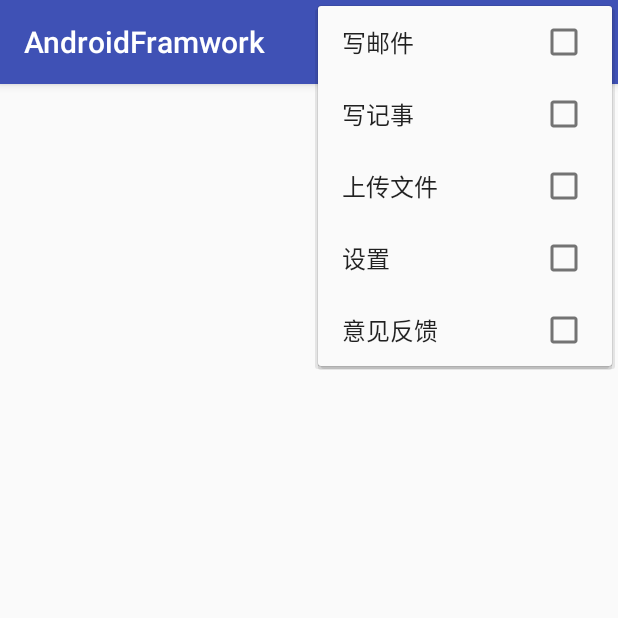
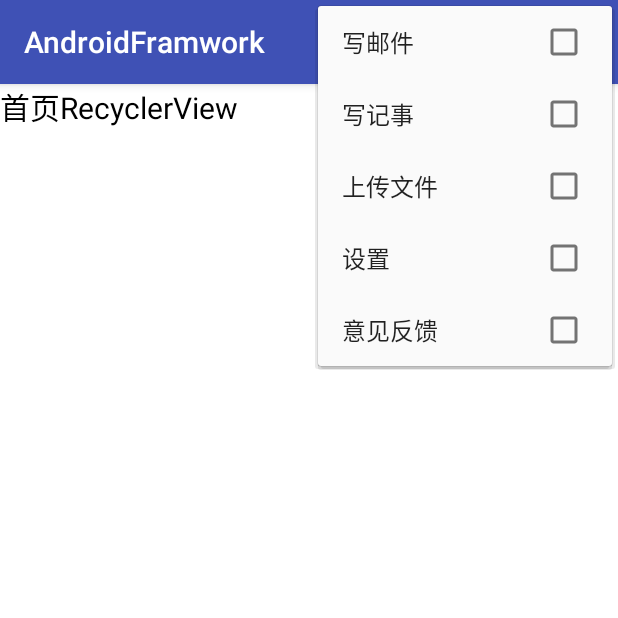
Before and after one commit to LongZhaoZhan/AndroidFramwork, an Android app: the screen it shows after launch (MainActivity), with the options menu open, on a phone screen of 412 x 824 dp, the top half of it. Run offline under Robolectric (Android 15) with nearby library versions, the phone set to English and light mode, and no system bars.

Commit message:
架构修改

```diff
--- a/app/src/main/java/framwork/zl/com/androidframwork/baseframwork/BaseActivity.java
+++ b/app/src/main/java/com/zl/framwork/baseframwork/BaseActivity.java
@@ -1,4 +1,4 @@
-package framwork.zl.com.androidframwork.baseframwork;
+package com.zl.framwork.baseframwork;
 
 import android.content.Context;
 import android.os.Bundle;
--- a/app/src/main/java/framwork/zl/com/androidframwork/baseframwork/MainActivity.java
+++ b/app/src/main/java/com/zl/framwork/baseframwork/MainActivity.java
@@ -1,14 +1,18 @@
-package framwork.zl.com.androidframwork.baseframwork;
+package com.zl.framwork.baseframwork;
 
+import android.app.FragmentManager;
+import android.app.FragmentTransaction;
 import android.os.Bundle;
 import android.view.Menu;
 import android.view.MenuItem;
+import android.view.View;
 import android.view.Window;
 import android.widget.Toast;
 
+import com.zl.framwork.R;
+import com.zl.framwork.ui.HomePageFragment;
+
 import java.lang.reflect.Method;
-
-import framwork.zl.com.androidframwork.R;
 
 /**
  * 邮件首页
@@ -18,9 +22,17 @@ public class MainActivity extends BaseActivity {
     @Override
     protected void onCreate(Bundle savedInstanceState) {
         super.onCreate(savedInstanceState);
+
+//        requestWindowFeature(Window.FEATURE_NO_TITLE);
+
+
         setContentView(R.layout.activity_main);
 
-
+        FragmentManager fragmentManager = getFragmentManager();
+        FragmentTransaction fragmentTransaction = fragmentManager.beginTransaction();
+        HomePageFragment fragment = new HomePageFragment();
+        fragmentTransaction.add(R.id.content,fragment);
+        fragmentTransaction.commit();
 
 
     }
@@ -62,9 +74,6 @@ public class MainActivity extends BaseActivity {
             case R.id.write_email:
                 //点击写邮件menu，跳转到编写邮件界面
                 Toast.makeText(mContext,"show"+item.getTitle(),Toast.LENGTH_SHORT).show();
-
-
-
                 break;
         }
         return super.onOptionsItemSelected(item);
--- a/app/src/main/java/framwork/zl/com/androidframwork/baseframwork/MyBaseApplication.java
+++ b/app/src/main/java/com/zl/framwork/baseframwork/MyBaseApplication.java
@@ -1,4 +1,4 @@
-package framwork.zl.com.androidframwork.baseframwork;
+package com.zl.framwork.baseframwork;
 
 import android.app.Application;
 
--- a/app/src/main/java/ui/HomePageFragment.java
+++ b/app/src/main/java/com/zl/framwork/ui/HomePageFragment.java
@@ -1,26 +1,37 @@
-package ui;
+package com.zl.framwork.ui;
 
 import android.os.Bundle;
 import android.support.annotation.Nullable;
+import android.support.v7.widget.RecyclerView;
 import android.view.LayoutInflater;
 import android.view.View;
 import android.view.ViewGroup;
 
-import framwork.zl.com.androidframwork.R;
-import framwork.zl.com.androidframwork.baseframwork.BaseFragment;
+import com.zl.framwork.R;
+import com.zl.framwork.baseframwork.BaseFragment;
 
 /**
  * 作者：${ZhaoLong} on 2017/5/15 13:39
  * 邮箱：127124zhao@gmail.com
  * todo ==>>> 首页fragment
+ * RecyclerView  打造
  */
 
-public class HomePageFragment extends BaseFragment{
+public class HomePageFragment extends BaseFragment {
 
     @Nullable
     @Override
     public View onCreateView(LayoutInflater inflater, @Nullable ViewGroup container, @Nullable Bundle savedInstanceState) {
+
         View view = inflater.inflate(R.layout.fragment_homepage, container, false);
+
+        RecyclerView recyclerView = (RecyclerView) view.findViewById(R.id.home_page_rc_lv);
+
+
+
+
+
+
         return view;
     }
 
--- a/app/src/main/java/utils/LogUtil.java
+++ b/app/src/main/java/com/zl/framwork/utils/LogUtil.java
@@ -1,8 +1,6 @@
-package utils;
+package com.zl.framwork.utils;
 
 import android.util.Log;
-
-import framwork.zl.com.androidframwork.baseframwork.BaseFragment;
 
 /**
  * 作者：${ZhaoLong} on 2017/5/15 13:56
--- a/app/src/main/res/layout/activity_main.xml
+++ b/app/src/main/res/layout/activity_main.xml
@@ -1,12 +1,11 @@
 <?xml version="1.0" encoding="utf-8"?>
-<FrameLayout xmlns:android="http://schemas.android.com/apk/res/android"
-    android:layout_width="match_parent"
-    android:layout_height="match_parent">
-    <fragment
-        android:name="ui.HomePageFragment"
-        android:layout_width="0dp"
-        android:layout_height="match_parent"
+<RelativeLayout xmlns:android="http://schemas.android.com/apk/res/android"
+    android:layout_width="fill_parent"
+    android:background="@android:color/white"
+    android:layout_height="fill_parent">
+    <FrameLayout
+        android:layout_width="fill_parent"
+        android:layout_height="fill_parent"
         android:id="@+id/content"
-        >
-    </fragment>
-</FrameLayout>
+       />
+</RelativeLayout>
--- a/app/src/main/res/layout/fragment_homepage.xml
+++ b/app/src/main/res/layout/fragment_homepage.xml
@@ -1,11 +1,18 @@
 <?xml version="1.0" encoding="utf-8"?>
 <LinearLayout xmlns:android="http://schemas.android.com/apk/res/android"
               android:layout_width="match_parent"
-              android:layout_height="match_parent">
+              android:layout_height="match_parent"
+              android:orientation="vertical">
     <TextView
         android:layout_width="wrap_content"
         android:layout_height="wrap_content"
-        android:textColor="@color/colorPrimary"
-        android:text="hello_fragment"
+        android:text="@string/homepage_rc_lv"
+        android:textColor="@android:color/black"
+        android:textSize="20dp"
+        />
+    <android.support.v7.widget.RecyclerView
+        android:id="@+id/home_page_rc_lv"
+        android:layout_width="match_parent"
+        android:layout_height="match_parent"
         />
 </LinearLayout>
--- a/app/src/main/res/values/strings.xml
+++ b/app/src/main/res/values/strings.xml
@@ -5,4 +5,13 @@
     <string name="main_menu_upload_file">上传文件</string>
     <string name="main_menu_setting">设置</string>
     <string name="main_menu_feedback">意见反馈</string>
+
+
+    <string name="homepage_rc_lv">首页RecyclerView</string>
+    <string name="video_lv">视频ListView</string>
+    <string name="find_lv">发现</string>
+    <string name="my_lv">我的ListView</string>
+
+
+
 </resources>
--- a/app/src/main/res/values/styles.xml
+++ b/app/src/main/res/values/styles.xml
@@ -8,4 +8,10 @@
         <item name="colorAccent">@color/colorAccent</item>
     </style>
 
+    <style name="AppStartPage" parent="AppTheme">
+        <item name="android:windowNoTitle">true</item>
+        <item name="android:windowBackground">@drawable/logo_image</item>
+    </style>
+
+
 </resources>
```
Also changed, not shown: app/build.gradle (+14 -3 lines), app/src/main/AndroidManifest.xml (+4 -3 lines), app/src/main/java/com/zl/framwork/baseframwork/BaseFragment.java (renamed from app/src/main/java/framwork/zl/com/androidframwork/baseframwork/BaseFragment.java, +2 -8 lines), app/src/main/res/drawable-xhdpi/logo_image.png (added), app/src/main/res/mipmap-xhdpi/logo_image.png (added), 1 other file.
